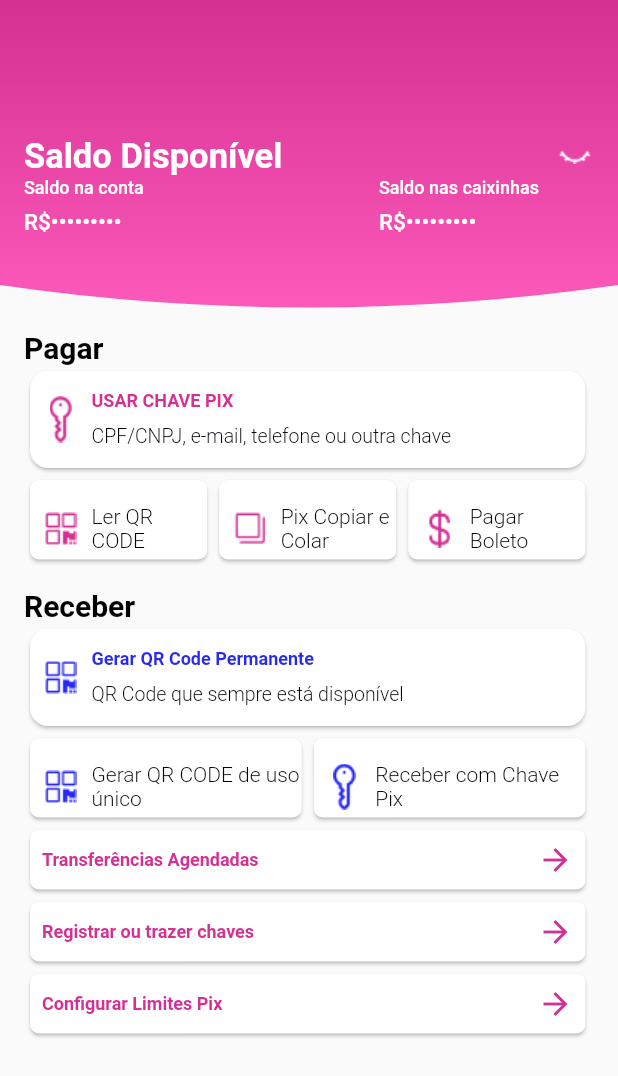
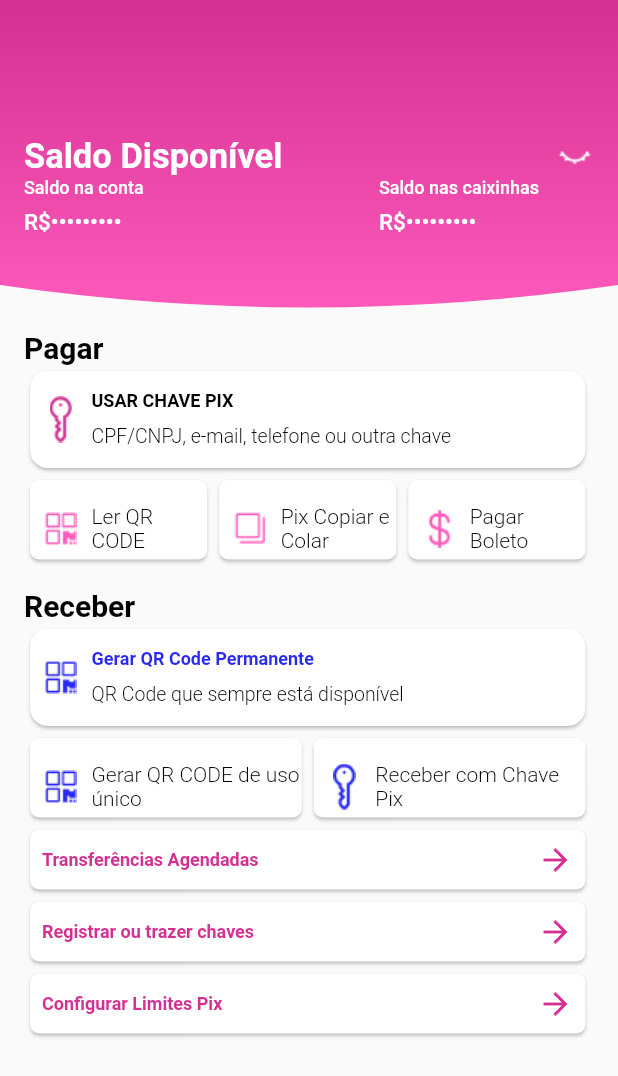
Before and after one commit to Jacob-dvlp/processo-seletivo-Snapfi, a Flutter app: the screen it shows after launch, on a phone screen of 412 x 824 dp. Shown: the top 1076 px of the screen. Run offline on Flutter 3.47's test engine with Material 2 defaults, Android fonts, the phone set to English and light mode, and no system bars.

Commit message:
add parameters us custom Widgets app

```diff
--- a/lib/page/home/custom/home_page_custom_body_widgets.dart
+++ b/lib/page/home/custom/home_page_custom_body_widgets.dart
@@ -19,7 +19,10 @@ class HomePageCustomBodyWidgets extends StatelessWidget {
             primaryColor: context.colors.primary,
             secondaryColor: context.colors.secondary,
           ),
-          const HomePageCustomPayWidget(),
+          HomePageCustomPayWidget(
+              valueColorIconsPay: 0XFFFF5CBD.toInt(),
+              valueColorTextH1: 0xFF000000.toInt(),
+              valueColorTextH2: 0xFF000000.toInt()),
           const HomePageCustomReceived()
         ],
       ),
--- a/lib/page/home/custom/home_page_custom_pay_widget.dart
+++ b/lib/page/home/custom/home_page_custom_pay_widget.dart
@@ -1,12 +1,19 @@
 import 'package:flutter/material.dart';
 
 import '../../../style/style_box_decoration.dart';
-import '../../../style/style_colors.dart';
 import '../../../style/style_text.dart';
 import '../../widget/custom_card_widge.dart';
 
 class HomePageCustomPayWidget extends StatelessWidget {
-  const HomePageCustomPayWidget({Key? key}) : super(key: key);
+  final int valueColorTextH1;
+  final int valueColorTextH2;
+  final int valueColorIconsPay;
+  const HomePageCustomPayWidget(
+      {Key? key,
+      required this.valueColorTextH1,
+      required this.valueColorIconsPay,
+      required this.valueColorTextH2})
+      : super(key: key);
 
   @override
   Widget build(BuildContext context) {
@@ -20,8 +27,8 @@ class HomePageCustomPayWidget extends StatelessWidget {
         children: [
           Text(
             "Pagar",
-            style:
-                context.style.textExtraBold(Colors.black, FontWeight.w600, 20),
+            style: context.style
+                .textExtraBold(Color(valueColorTextH1), FontWeight.w600, 20),
           ),
           Card(
             shape: context.decorationBox.decoration(12),
@@ -34,7 +41,9 @@ class HomePageCustomPayWidget extends StatelessWidget {
                     SizedBox(
                       width: 41,
                       height: 41,
-                      child: Image.asset("assets/icons/icon_home2.png"),
+                      child: Image.asset(
+                        "assets/icons/icon_home2.png",
+                      ),
                     ),
                     Column(
                       crossAxisAlignment: CrossAxisAlignment.start,
@@ -42,7 +51,7 @@ class HomePageCustomPayWidget extends StatelessWidget {
                         Text(
                           "USAR CHAVE PIX",
                           style: context.style.textLight(
-                              context.colors.secondary, FontWeight.bold, 12),
+                              Color(valueColorTextH1), FontWeight.bold, 12),
                         ),
                         const SizedBox(
                           height: 9,
@@ -50,7 +59,7 @@ class HomePageCustomPayWidget extends StatelessWidget {
                         Text(
                           "CPF/CNPJ, e-mail, telefone ou outra chave",
                           style: context.style.textLight(
-                            const Color(0XFF02020A),
+                            Color(valueColorTextH2),
                             FontWeight.w300,
                             13,
                           ),
@@ -66,15 +75,18 @@ class HomePageCustomPayWidget extends StatelessWidget {
             mainAxisAlignment: MainAxisAlignment.spaceBetween,
             children: [
               CustomCardWidge(
-                img: Image.asset("assets/icons/icon_home1.png"),
+                img: Image.asset("assets/icons/icon_home1.png",
+                    color: Color(valueColorIconsPay)),
                 text: "Ler QR CODE",
               ),
               CustomCardWidge(
-                img: Image.asset("assets/icons/icon_home3.png"),
+                img: Image.asset("assets/icons/icon_home3.png",
+                    color: Color(valueColorIconsPay)),
                 text: "Pix Copiar e Colar",
               ),
               CustomCardWidge(
-                img: Image.asset("assets/icons/icon_home_dolar1.png"),
+                img: Image.asset("assets/icons/icon_home_dolar1.png",
+                    color: Color(valueColorIconsPay)),
                 text: "Pagar Boleto",
               )
             ],
```
